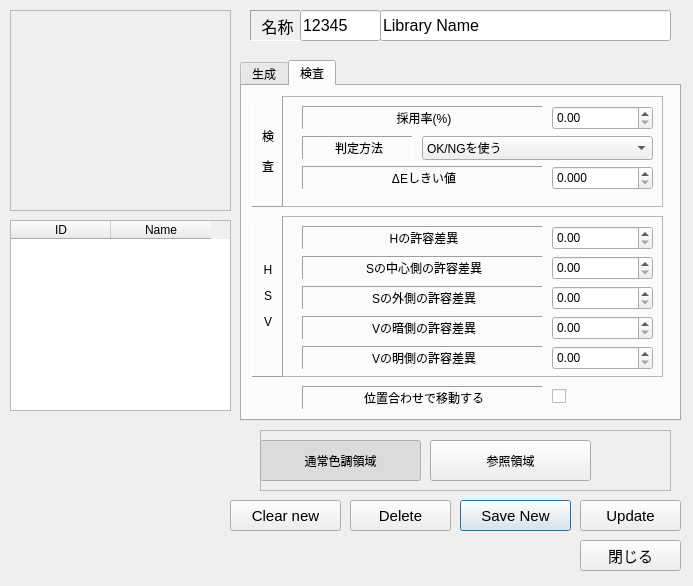
The window that GUI/PropertyColorDifference/EditColorDifferenceLibraryDialog.ui (OpenAA-Project/OpenAA-Inspection) describes before a commit, drawn with Qt 5.
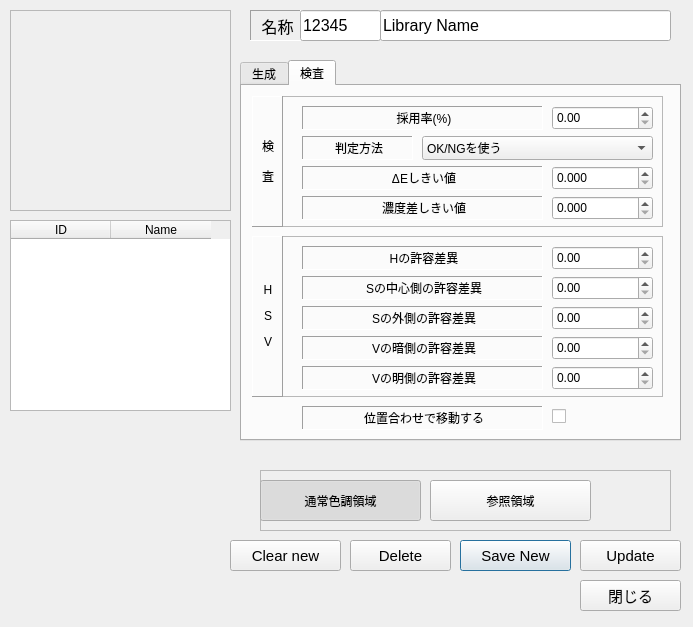
The same window after the commit. Icons and pictures are not drawn.

Diff of the .ui file:
```diff
--- a/GUI/PropertyColorDifference/EditColorDifferenceLibraryDialog.ui
+++ b/GUI/PropertyColorDifference/EditColorDifferenceLibraryDialog.ui
@@ -7,7 +7,7 @@
     <x>0</x>
     <y>0</y>
     <width>693</width>
-    <height>586</height>
+    <height>627</height>
    </rect>
   </property>
   <property name="windowTitle">
@@ -17,7 +17,7 @@
    <property name="geometry">
     <rect>
      <x>460</x>
-     <y>500</y>
+     <y>540</y>
      <width>111</width>
      <height>31</height>
     </rect>
@@ -82,7 +82,7 @@
    <property name="geometry">
     <rect>
      <x>580</x>
-     <y>540</y>
+     <y>580</y>
      <width>101</width>
      <height>31</height>
     </rect>
@@ -104,7 +104,7 @@
    <property name="geometry">
     <rect>
      <x>350</x>
-     <y>500</y>
+     <y>540</y>
      <width>101</width>
      <height>31</height>
     </rect>
@@ -126,7 +126,7 @@
    <property name="geometry">
     <rect>
      <x>580</x>
-     <y>500</y>
+     <y>540</y>
      <width>101</width>
      <height>31</height>
     </rect>
@@ -192,7 +192,7 @@
    <property name="geometry">
     <rect>
      <x>230</x>
-     <y>500</y>
+     <y>540</y>
      <width>111</width>
      <height>31</height>
     </rect>
@@ -235,7 +235,7 @@
    <property name="geometry">
     <rect>
      <x>260</x>
-     <y>430</y>
+     <y>470</y>
      <width>411</width>
      <height>61</height>
     </rect>
@@ -294,7 +294,7 @@
      <x>240</x>
      <y>60</y>
      <width>441</width>
-     <height>361</height>
+     <height>381</height>
     </rect>
    </property>
    <property name="currentIndex">
@@ -644,7 +644,7 @@
        <x>10</x>
        <y>10</y>
        <width>411</width>
-       <height>111</height>
+       <height>131</height>
       </rect>
      </property>
      <property name="frameShape">
@@ -659,7 +659,7 @@
         <x>0</x>
         <y>0</y>
         <width>31</width>
-        <height>111</height>
+        <height>131</height>
        </rect>
       </property>
       <property name="frameShape">
@@ -812,13 +812,66 @@
         <string>流動サンプルでHSV判定</string>
        </property>
       </item>
+      <item>
+       <property name="text">
+        <string>濃度差で判定</string>
+       </property>
+      </item>
+     </widget>
+     <widget class="QLabel" name="label_58">
+      <property name="geometry">
+       <rect>
+        <x>50</x>
+        <y>100</y>
+        <width>241</width>
+        <height>24</height>
+       </rect>
+      </property>
+      <property name="font">
+       <font>
+        <pointsize>9</pointsize>
+       </font>
+      </property>
+      <property name="frameShape">
+       <enum>QFrame::Shape::Panel</enum>
+      </property>
+      <property name="frameShadow">
+       <enum>QFrame::Shadow::Sunken</enum>
+      </property>
+      <property name="text">
+       <string>濃度差しきい値</string>
+      </property>
+      <property name="alignment">
+       <set>Qt::AlignmentFlag::AlignCenter|Qt::AlignmentFlag::AlignHCenter|Qt::AlignmentFlag::AlignLeading|Qt::AlignmentFlag::AlignLeft|Qt::AlignmentFlag::AlignVCenter</set>
+      </property>
+     </widget>
+     <widget class="QDoubleSpinBox" name="doubleSpinBoxThDense">
+      <property name="geometry">
+       <rect>
+        <x>300</x>
+        <y>100</y>
+        <width>101</width>
+        <height>24</height>
+       </rect>
+      </property>
+      <property name="font">
+       <font>
+        <pointsize>9</pointsize>
+       </font>
+      </property>
+      <property name="decimals">
+       <number>3</number>
+      </property>
+      <property name="maximum">
+       <double>100.000000000000000</double>
+      </property>
      </widget>
     </widget>
     <widget class="QFrame" name="frame_5">
      <property name="geometry">
       <rect>
        <x>10</x>
-       <y>130</y>
+       <y>150</y>
        <width>411</width>
        <height>161</height>
       </rect>
@@ -1034,7 +1087,7 @@
      <property name="geometry">
       <rect>
        <x>60</x>
-       <y>300</y>
+       <y>320</y>
        <width>241</width>
        <height>24</height>
       </rect>
@@ -1061,7 +1114,7 @@
      <property name="geometry">
       <rect>
        <x>310</x>
-       <y>300</y>
+       <y>320</y>
        <width>71</width>
        <height>21</height>
       </rect>
```
Left out of the diff: 140 changed lines with no effect on the pictures.
